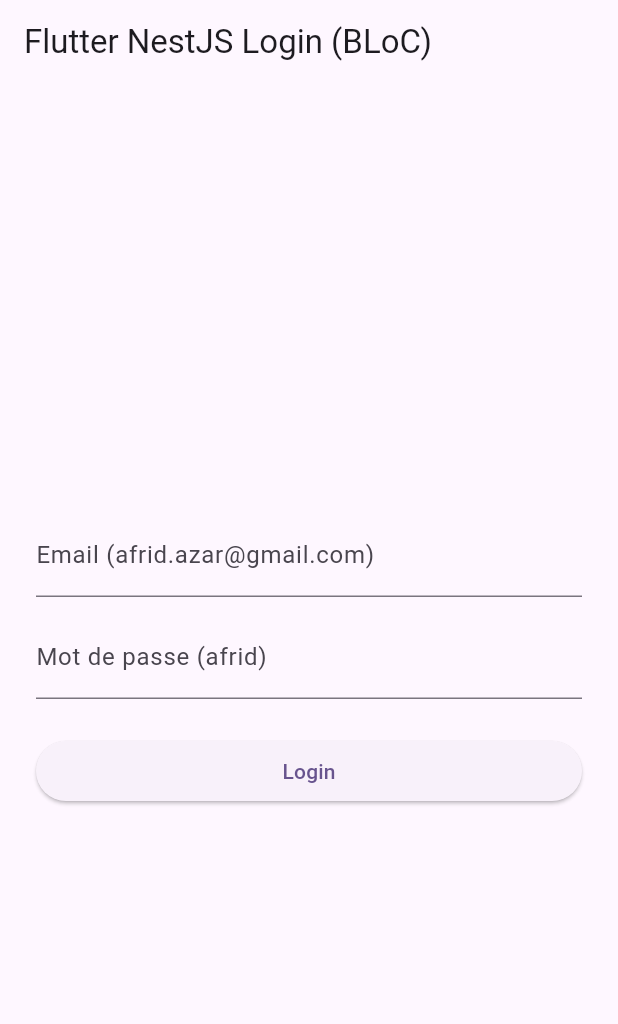
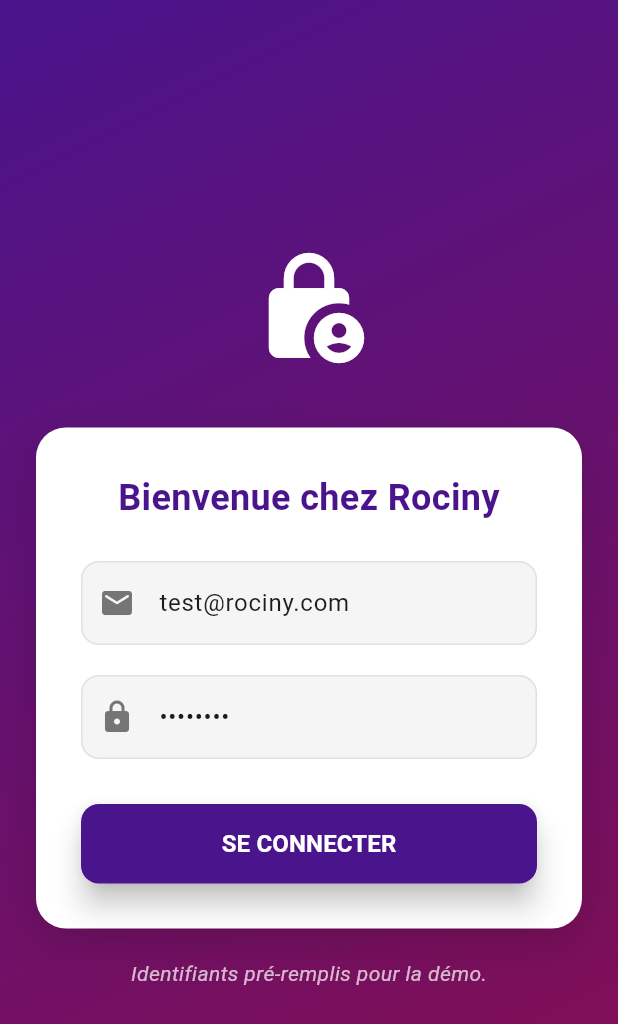
Before and after one commit to frerrt/UILogin, a Flutter app: the screen it shows after launch, on a phone screen of 412 x 824 dp. Shown: the top 1024 px of the screen. Run offline on Flutter 3.47's test engine with Material 3 defaults, Android fonts, the phone set to English and light mode, and no system bars; our stand-ins replace bloc, equatable, flutter_bloc.

Commit message:
fix:UI design

```diff
--- a/frontend/lib/auth/events/login_event.dart
+++ b/frontend/lib/auth/events/login_event.dart
@@ -1,6 +1,6 @@
 import 'package:equatable/equatable.dart';
 
-// Classe de base pour tous les événements de connexion
+// Classe de base pour tous les événements
 abstract class LoginEvent extends Equatable {
   const LoginEvent();
 
@@ -8,7 +8,10 @@ abstract class LoginEvent extends Equatable {
   List<Object> get props => [];
 }
 
-// Événement déclenché lorsque l'utilisateur clique sur le bouton "Login"
+// 1. Événement déclenché au démarrage de l'application (pour l'auto-login)
+class AppStarted extends LoginEvent {}
+
+// 2. Événement pour la soumission du formulaire de connexion
 class LoginSubmitted extends LoginEvent {
   final String email;
   final String password;
@@ -19,23 +22,5 @@ class LoginSubmitted extends LoginEvent {
   List<Object> get props => [email, password];
 }
 
-// Événements pour la saisie de texte (utiles pour la validation en direct)
-class LoginEmailChanged extends LoginEvent {
-  final String email;
-  const LoginEmailChanged(this.email);
-  @override
-  List<Object> get props => [email];
-}
-
-class LoginPasswordChanged extends LoginEvent {
-  final String password;
-  const LoginPasswordChanged(this.password);
-  @override
-  List<Object> get props => [password];
-}
-
-// Événement déclenché lorsque l'utilisateur se déconnecte
+// 3. Événement pour la déconnexion
 class LoginLoggedOut extends LoginEvent {}
-
-// ⭐️ ÉVÉNEMENT MANQUANT : Déclenché au démarrage de l'application pour vérifier la session ⭐️
-class AppStarted extends LoginEvent {}
--- a/frontend/lib/screens/login_screen.dart
+++ b/frontend/lib/screens/login_screen.dart
@@ -1,100 +1,226 @@
 import 'package:flutter/material.dart';
 import 'package:flutter_bloc/flutter_bloc.dart';
-import '../auth/bloc/login_bloc.dart';
-import '../auth/events/login_event.dart';
-import '../auth/states/login_state.dart';
-import 'home_screen.dart';
+import 'package:frontend/auth/bloc/login_bloc.dart';
+import 'package:frontend/auth/events/login_event.dart';
+import 'package:frontend/auth/states/login_state.dart';
+import 'package:frontend/screens/home_screen.dart';
 
-class LoginScreen extends StatelessWidget {
+class LoginScreen extends StatefulWidget {
   const LoginScreen({super.key});
 
   @override
+  State<LoginScreen> createState() => _LoginScreenState();
+}
+
+class _LoginScreenState extends State<LoginScreen> {
+  final _emailController = TextEditingController(text: 'test@rociny.com'); // Pré-rempli pour la démo
+  final _passwordController = TextEditingController(text: 'password'); // Pré-rempli pour la démo
+
+  @override
+  void dispose() {
+    _emailController.dispose();
+    _passwordController.dispose();
+    super.dispose();
+  }
+
+  void _onLoginButtonPressed() {
+    BlocProvider.of<LoginBloc>(context).add(
+      LoginSubmitted(
+        email: _emailController.text,
+        password: _passwordController.text,
+      ),
+    );
+  }
+
+  @override
   Widget build(BuildContext context) {
-    // Nous utilisons un BlocProvider ici pour fournir le Bloc à l'ensemble du Widget
+    // Utiliser MediaQuery pour un design responsif
+    final isKeyboardOpen = MediaQuery.of(context).viewInsets.bottom != 0;
+
     return Scaffold(
-      appBar: AppBar(title: const Text('Flutter NestJS Login (BLoC)')),
-      body: Center(
-        child: Padding(
-          padding: const EdgeInsets.all(24.0),
-          // Le BlocListener écoute les changements d'état pour la navigation/snackbars
-         child: BlocListener<LoginBloc, LoginState>(
-  listener: (context, state) {
-    if (state is LoginSuccess) {
-      // ⭐️ NOUVEAU : Navigation vers l'écran d'accueil
-      Navigator.of(context).pushReplacement(
-        MaterialPageRoute(
-          builder: (context) => HomeScreen(token: state.token),
+      body: Container(
+        // Fond dégradé
+        decoration: const BoxDecoration(
+          gradient: LinearGradient(
+            colors: [Color(0xFF4A148C), Color(0xFF880E4F)], // Tons violets et bordeaux
+            begin: Alignment.topLeft,
+            end: Alignment.bottomRight,
+          ),
         ),
-      );
-      // La Snackbar n'est plus nécessaire ici mais laissons-la pour une meilleure UX:
-      ScaffoldMessenger.of(context).showSnackBar(
-        SnackBar(content: Text('Connexion réussie ! Redirection...')),
-      );
-    } else if (state is LoginFailure) {
-      ScaffoldMessenger.of(context).showSnackBar(
-        SnackBar(content: Text('ÉCHEC : ${state.error}'), backgroundColor: Colors.red),
-      );
-    }
-  },
-  // Le BlocBuilder reconstruit l'interface utilisateur en fonction de l'état
-  child: const LoginForm(),
-),
+        child: BlocListener<LoginBloc, LoginState>(
+          listener: (context, state) {
+            // Afficher une erreur si l'état est LoginFailure
+            if (state is LoginFailure) {
+              ScaffoldMessenger.of(context)
+                ..hideCurrentSnackBar()
+                ..showSnackBar(
+                  SnackBar(
+                    content: Text(
+                      state.error,
+                      style: const TextStyle(color: Colors.white),
+                    ),
+                    backgroundColor: Colors.redAccent,
+                    behavior: SnackBarBehavior.floating,
+                  ),
+                );
+            }
+            // La navigation vers HomeScreen est gérée dans le Widget principal (main.dart)
+          },
+          child: Center(
+            child: SingleChildScrollView(
+              padding: const EdgeInsets.all(24.0),
+              child: Column(
+                mainAxisAlignment: MainAxisAlignment.center,
+                children: <Widget>[
+                  // Logo ou icône de l'entreprise
+                  if (!isKeyboardOpen)
+                    const Padding(
+                      padding: EdgeInsets.only(bottom: 40.0),
+                      child: Icon(
+                        Icons.lock_person_rounded,
+                        size: 80,
+                        color: Colors.white,
+                      ),
+                    ),
+
+                  // Carte de connexion stylisée
+                  _buildLoginCard(context),
+
+                  // Message d'information sur les identifiants
+                  const Padding(
+                    padding: EdgeInsets.only(top: 20.0),
+                    child: Text(
+                      "Identifiants pré-remplis pour la démo.",
+                      style: TextStyle(
+                        color: Colors.white70,
+                        fontSize: 14,
+                        fontStyle: FontStyle.italic,
+                      ),
+                    ),
+                  )
+                ],
+              ),
+            ),
+          ),
         ),
       ),
     );
   }
-}
 
-class LoginForm extends StatefulWidget {
-  const LoginForm({super.key});
+  Widget _buildLoginCard(BuildContext context) {
+    final state = context.watch<LoginBloc>().state;
+    final isLoading = state is LoginLoading;
 
-  @override
-  State<LoginForm> createState() => _LoginFormState();
-}
+    return Container(
+      padding: const EdgeInsets.all(30.0),
+      // Style de carte avec des coins arrondis et une ombre douce
+      decoration: BoxDecoration(
+        color: Colors.white,
+        borderRadius: BorderRadius.circular(20.0),
+        boxShadow: [
+          BoxShadow(
+            color: Colors.black.withOpacity(0.15),
+            spreadRadius: 0,
+            blurRadius: 25,
+            offset: const Offset(0, 10), // Déplacement vers le bas
+          ),
+        ],
+      ),
+      child: Column(
+        crossAxisAlignment: CrossAxisAlignment.stretch,
+        children: <Widget>[
+          const Text(
+            'Bienvenue chez Rociny',
+            style: TextStyle(
+              fontSize: 24,
+              fontWeight: FontWeight.bold,
+              color: Color(0xFF4A148C),
+            ),
+            textAlign: TextAlign.center,
+          ),
+          const SizedBox(height: 25),
 
-class _LoginFormState extends State<LoginForm> {
-  final _emailController = TextEditingController();
-  final _passwordController = TextEditingController();
+          // Champ Email
+          _buildTextField(
+            controller: _emailController,
+            hintText: 'Adresse email',
+            icon: Icons.email_rounded,
+          ),
+          const SizedBox(height: 20),
 
-  @override
-  Widget build(BuildContext context) {
-    return BlocBuilder<LoginBloc, LoginState>(
-      builder: (context, state) {
-        return Column(
-          mainAxisSize: MainAxisSize.min,
-          crossAxisAlignment: CrossAxisAlignment.stretch,
-          children: [
-            TextField(
-              controller: _emailController,
-              decoration: const InputDecoration(labelText: 'Email (afrid.azar@gmail.com)'),
-              keyboardType: TextInputType.emailAddress,
+          // Champ Mot de passe
+          _buildTextField(
+            controller: _passwordController,
+            hintText: 'Mot de passe',
+            icon: Icons.lock_rounded,
+            isPassword: true,
+          ),
+          const SizedBox(height: 30),
+
+          // Bouton de connexion
+          ElevatedButton(
+            onPressed: isLoading ? null : _onLoginButtonPressed,
+            style: ElevatedButton.styleFrom(
+              backgroundColor: const Color(0xFF4A148C), // Couleur principale
+              padding: const EdgeInsets.symmetric(vertical: 15),
+              shape: RoundedRectangleBorder(
+                borderRadius: BorderRadius.circular(12),
+              ),
+              elevation: 8,
             ),
-            const SizedBox(height: 12),
-            TextField(
-              controller: _passwordController,
-              decoration: const InputDecoration(labelText: 'Mot de passe (afrid)'),
-              obscureText: true,
-            ),
-            const SizedBox(height: 24),
-            // Afficher le spinner si l'état est Loading
-            if (state is LoginLoading)
-              const Center(child: CircularProgressIndicator())
-            else
-              ElevatedButton(
-                onPressed: () {
-                  // Envoie l'événement LoginSubmitted au Bloc
-                  BlocProvider.of<LoginBloc>(context).add(
-                    LoginSubmitted(
-                      email: _emailController.text,
-                      password: _passwordController.text,
+            child: isLoading
+                ? const SizedBox(
+                    height: 20,
+                    width: 20,
+                    child: CircularProgressIndicator(
+                      valueColor: AlwaysStoppedAnimation<Color>(Colors.white),
+                      strokeWidth: 2,
                     ),
-                  );
-                },
-                child: const Text('Login'),
-              ),
-          ],
-        );
-      },
+                  )
+                : const Text(
+                    'SE CONNECTER',
+                    style: TextStyle(
+                      fontSize: 16,
+                      fontWeight: FontWeight.bold,
+                      color: Colors.white,
+                    ),
+                  ),
+          ),
+        ],
+      ),
+    );
+  }
+
+  // Widget pour un champ de texte stylisé
+  Widget _buildTextField({
+    required TextEditingController controller,
+    required String hintText,
+    required IconData icon,
+    bool isPassword = false,
+  }) {
+    return TextField(
+      controller: controller,
+      obscureText: isPassword,
+      keyboardType: isPassword ? TextInputType.text : TextInputType.emailAddress,
+      decoration: InputDecoration(
+        hintText: hintText,
+        prefixIcon: Icon(icon, color: Colors.grey.shade600),
+        filled: true,
+        fillColor: Colors.grey.shade100,
+        border: OutlineInputBorder(
+          borderRadius: BorderRadius.circular(12),
+          borderSide: BorderSide.none, // Supprimer la bordure par défaut
+        ),
+        enabledBorder: OutlineInputBorder(
+          borderRadius: BorderRadius.circular(12),
+          borderSide: BorderSide(color: Colors.grey.shade300, width: 1),
+        ),
+        focusedBorder: OutlineInputBorder(
+          borderRadius: BorderRadius.circular(12),
+          borderSide: const BorderSide(color: Color(0xFF880E4F), width: 2), // Couleur d'accent
+        ),
+        contentPadding: const EdgeInsets.symmetric(vertical: 16, horizontal: 10),
+      ),
     );
   }
 }
```
Also changed, not shown: frontend/lib/auth/bloc/login_bloc.dart (+5 -4 lines), frontend/lib/auth/states/login_state.dart (line endings or trailing spaces), 1 other file.
